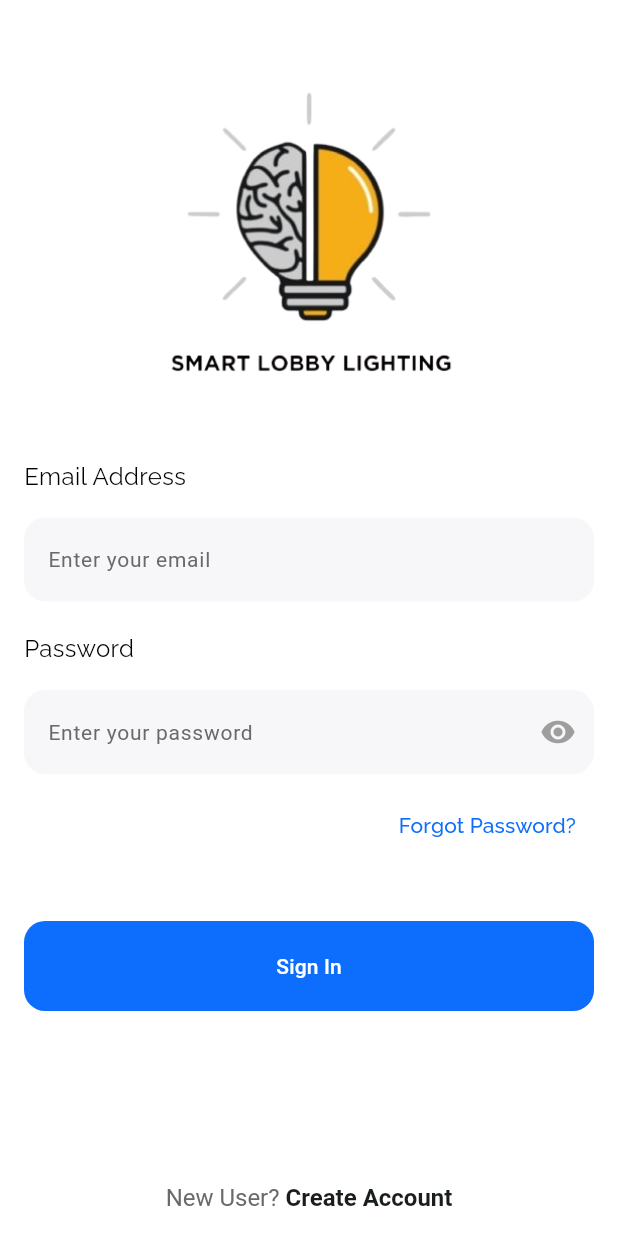
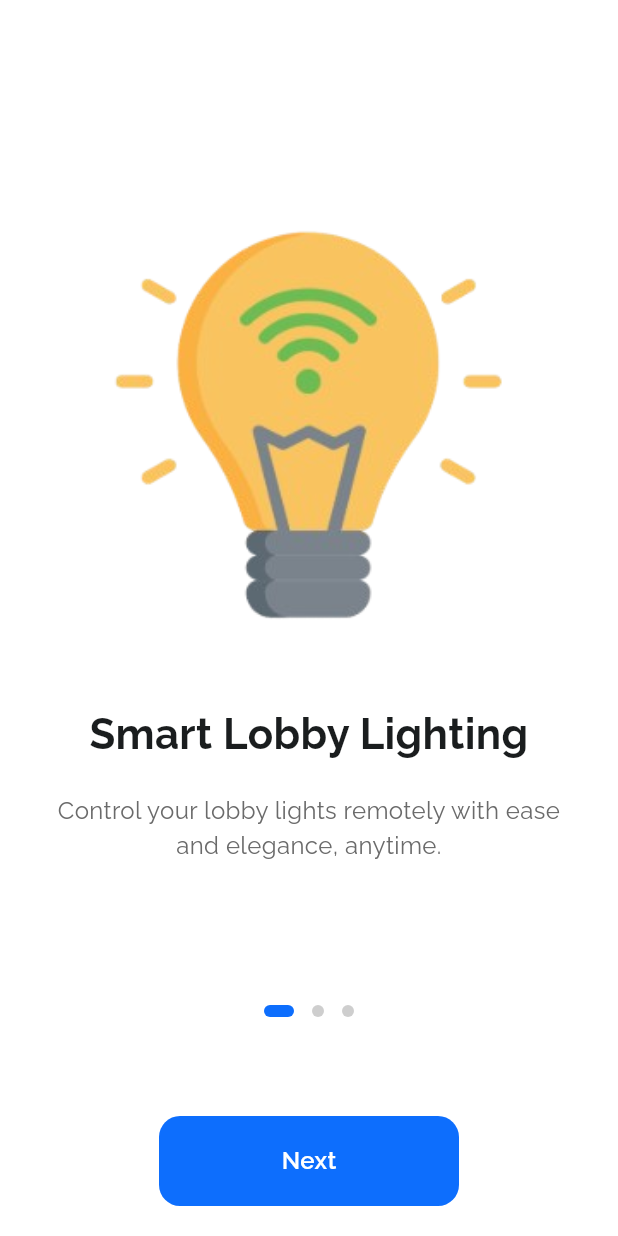
Before and after one commit to ezzzep/SMART-LOBBY-LIGHTING, a Flutter app: the screen it shows after launch, on a phone screen of 412 x 824 dp. Run offline on Flutter 3.47's test engine with Material 3 defaults, Android fonts, the phone set to English and light mode, and no system bars; drawn by our look-alikes of dots_indicator; our stand-ins replace cloud_firestore, firebase_auth, firebase_core, flutter_blue_plus, fluttertoast, google_fonts and 3 more; missing offline and left inert: flutter_inappwebview; accounts and stored records are empty.

Commit message:
Onboarding, QR and Survey screens

```diff
--- a/lib/main.dart
+++ b/lib/main.dart
@@ -5,8 +5,10 @@ import 'package:smart_lighting/firebase_options.dart';
 import 'package:smart_lighting/screens/login/login_screen.dart';
 import 'package:smart_lighting/screens/dashboard/dashboard_screen.dart';
 import 'package:smart_lighting/screens/verification/verify_email_screen.dart';
+import 'package:smart_lighting/screens/onboarding/onboarding_screen.dart';
 import 'package:cloud_firestore/cloud_firestore.dart';
 import 'package:fluttertoast/fluttertoast.dart';
+import 'package:shared_preferences/shared_preferences.dart';
 import 'package:smart_lighting/services/service.dart';
 import 'package:provider/provider.dart';
 
@@ -17,7 +19,7 @@ Future<void> main() async {
     await Firebase.initializeApp(
       options: DefaultFirebaseOptions.currentPlatform,
     );
-    print("Firebase initialized successfully");
+    runApp(const MyApp());
   } catch (e) {
     print("Firebase initialization error: $e");
     Fluttertoast.showToast(
@@ -29,29 +31,86 @@ Future<void> main() async {
       fontSize: 14.0,
     );
   }
-
-  runApp(const MyApp());
 }
 
-class MyApp extends StatelessWidget {
+class MyApp extends StatefulWidget {
   const MyApp({super.key});
+
+  @override
+  _MyAppState createState() => _MyAppState();
+}
+
+class _MyAppState extends State<MyApp> {
+  DateTime? _lastBackPressed;
 
   @override
   Widget build(BuildContext context) {
     return ChangeNotifierProvider(
       create: (_) {
         final esp32Service = ESP32Service();
-        esp32Service.init(); // Initialize the service
+        esp32Service.init();
         return esp32Service;
       },
       child: MaterialApp(
         debugShowCheckedModeBanner: false,
-        home: const AuthWrapper(),
         theme: ThemeData(
           primarySwatch: Colors.blue,
         ),
+        home: WillPopScope(
+          onWillPop: _onWillPop,
+          child: FutureBuilder<bool>(
+            future: _checkOnboardingStatus(),
+            builder: (context, snapshot) {
+              if (snapshot.connectionState == ConnectionState.waiting) {
+                return const Scaffold(
+                  body: Center(child: CircularProgressIndicator()),
+                );
+              }
+              if (snapshot.hasError) {
+                return const Scaffold(
+                  body: Center(child: Text('Error loading app')),
+                );
+              }
+              final hasSeenOnboarding = snapshot.data ?? false;
+              return hasSeenOnboarding
+                  ? const AuthWrapper()
+                  : const OnboardingScreen();
+            },
+          ),
+        ),
       ),
     );
+  }
+
+  Future<bool> _onWillPop() async {
+    final now = DateTime.now();
+    const maxDuration = Duration(seconds: 2);
+
+    // Check if a back button press occurred recently
+    if (_lastBackPressed != null &&
+        now.difference(_lastBackPressed!) <= maxDuration) {
+      // Double-tap detected, exit to home screen
+      _lastBackPressed = null; // Reset the timer
+      return true; // Allow the app to exit
+    } else {
+      // Single tap, show toast and set the last pressed time
+      _lastBackPressed = now;
+      Fluttertoast.showToast(
+        msg: "Press back again to exit",
+        toastLength: Toast.LENGTH_SHORT,
+        gravity: ToastGravity.SNACKBAR,
+        backgroundColor: Colors.black54,
+        textColor: Colors.white,
+        fontSize: 14.0,
+      );
+      return false; // Prevent default back navigation
+    }
+  }
+
+  Future<bool> _checkOnboardingStatus() async {
+    final prefs = await SharedPreferences.getInstance();
+    // await prefs.clear(); // Only for testing. Comment out or remove in production.
+    return prefs.getBool('hasSeenOnboarding') ?? false;
   }
 }
 
@@ -67,9 +126,12 @@ class AuthWrapper extends StatelessWidget {
           return const Center(child: CircularProgressIndicator());
         }
 
-        final User? user = snapshot.data;
+        final user = snapshot.data;
+        if (user == null) {
+          print("No user signed in, showing Login");
+          return const Login();
+        }
 
-        if (user != null) {
         return FutureBuilder<DocumentSnapshot>(
           future: FirebaseFirestore.instance
               .collection('users')
@@ -93,26 +155,24 @@ class AuthWrapper extends StatelessWidget {
               return const Login();
             }
 
-              if (firestoreSnapshot.hasData && firestoreSnapshot.data!.exists) {
+            if (!firestoreSnapshot.hasData || !firestoreSnapshot.data!.exists) {
+              print("User ${user.uid} signed in but no Firestore data found");
+              return const Login();
+            }
+
             if (user.emailVerified) {
-                  print("User ${user.email ?? 'unknown'} signed in, email verified, going to Home");
+              print(
+                  "User ${user.email ?? 'unknown'} signed in, email verified");
               return const Home();
             } else {
-                  print("User ${user.email ?? 'unknown'} signed in, email not verified");
+              print(
+                  "User ${user.email ?? 'unknown'} signed in, email not verified");
               return user.email != null
                   ? VerifyEmailScreen(email: user.email!)
                   : const Login();
             }
-              } else {
-                print("User ${user.uid} signed in but no Firestore data found");
-                return const Login();
-              }
           },
         );
-        } else {
-          print("No user signed in, showing Login");
-          return const Login();
-        }
       },
     );
   }
--- a/lib/screens/ForgotPasswordScreen/forgot_password_screen.dart
+++ b/lib/screens/ForgotPasswordScreen/forgot_password_screen.dart
@@ -12,9 +12,11 @@ class ForgotPasswordScreen extends StatefulWidget {
 
 class _ForgotPasswordScreenState extends State<ForgotPasswordScreen> {
   final TextEditingController _emailController = TextEditingController();
-  final TextEditingController _currentPasswordController = TextEditingController();
+  final TextEditingController _currentPasswordController =
+      TextEditingController();
   final TextEditingController _newPasswordController = TextEditingController();
-  final TextEditingController _confirmPasswordController = TextEditingController();
+  final TextEditingController _confirmPasswordController =
+      TextEditingController();
 
   String? _emailError;
   String? _currentPasswordError;
@@ -54,7 +56,8 @@ class _ForgotPasswordScreenState extends State<ForgotPasswordScreen> {
   }
 
   // Check if the new password is the same as the current password
-  Future<bool> _isSameAsCurrentPassword(String email, String newPassword) async {
+  Future<bool> _isSameAsCurrentPassword(
+      String email, String newPassword) async {
     try {
       await FirebaseAuth.instance.signInWithEmailAndPassword(
         email: email,
@@ -134,14 +137,16 @@ class _ForgotPasswordScreenState extends State<ForgotPasswordScreen> {
     }
     if (!_hasUppercase) {
       setState(() {
-        _newPasswordError = "Password must contain at least one uppercase letter.";
+        _newPasswordError =
+            "Password must contain at least one uppercase letter.";
         _isLoading = false;
       });
       return;
     }
     if (!_hasLowercase) {
       setState(() {
-        _newPasswordError = "Password must contain at least one lowercase letter.";
+        _newPasswordError =
+            "Password must contain at least one lowercase letter.";
         _isLoading = false;
       });
       return;
@@ -155,7 +160,8 @@ class _ForgotPasswordScreenState extends State<ForgotPasswordScreen> {
     }
     if (!_hasSpecialChar) {
       setState(() {
-        _newPasswordError = "Password must contain at least one special character.";
+        _newPasswordError =
+            "Password must contain at least one special character.";
         _isLoading = false;
       });
       return;
@@ -163,7 +169,8 @@ class _ForgotPasswordScreenState extends State<ForgotPasswordScreen> {
 
     try {
       // Step 1: Verify the user's identity by signing in with the current password
-      UserCredential userCredential = await FirebaseAuth.instance.signInWithEmailAndPassword(
+      UserCredential userCredential =
+          await FirebaseAuth.instance.signInWithEmailAndPassword(
         email: email,
         password: currentPassword,
       );
@@ -181,7 +188,8 @@ class _ForgotPasswordScreenState extends State<ForgotPasswordScreen> {
       bool isSameAsCurrent = await _isSameAsCurrentPassword(email, newPassword);
       if (isSameAsCurrent) {
         setState(() {
-          _newPasswordError = "New password cannot be the same as the current password.";
+          _newPasswordError =
+              "New password cannot be the same as the current password.";
           _isLoading = false;
         });
         return;
@@ -191,7 +199,8 @@ class _ForgotPasswordScreenState extends State<ForgotPasswordScreen> {
       await user.updatePassword(newPassword);
 
       Fluttertoast.showToast(
-        msg: "Password updated successfully. Please sign in with your new password.",
+        msg:
+            "Password updated successfully. Please sign in with your new password.",
         toastLength: Toast.LENGTH_LONG,
         gravity: ToastGravity.SNACKBAR,
         backgroundColor: Colors.black54,
@@ -227,7 +236,8 @@ class _ForgotPasswordScreenState extends State<ForgotPasswordScreen> {
           _emailError = errorMessage;
         });
       } else if (e.code == 'requires-recent-login') {
-        errorMessage = "Please sign out and sign in again to update your password.";
+        errorMessage =
+            "Please sign out and sign in again to update your password.";
         setState(() {
           _emailError = errorMessage;
         });
@@ -264,15 +274,6 @@ class _ForgotPasswordScreenState extends State<ForgotPasswordScreen> {
           child: Column(
             crossAxisAlignment: CrossAxisAlignment.start,
             children: [
-              Text(
-                "Enter your email and current password, then set a new password.",
-                style: GoogleFonts.raleway(
-                  textStyle: const TextStyle(
-                    color: Colors.black,
-                    fontSize: 16,
-                  ),
-                ),
-              ),
               const SizedBox(height: 20),
               // Email Field
               Text(
@@ -365,11 +366,13 @@ class _ForgotPasswordScreenState extends State<ForgotPasswordScreen> {
                   ),
                   suffixIcon: IconButton(
                     icon: Icon(
-                      _obscureCurrentPassword ? Icons.visibility : Icons.visibility_off,
+                      _obscureCurrentPassword
+                          ? Icons.visibility
+                          : Icons.visibility_off,
                       color: Colors.grey,
                     ),
-                    onPressed: () =>
-                        setState(() => _obscureCurrentPassword = !_obscureCurrentPassword),
+                    onPressed: () => setState(() =>
+                        _obscureCurrentPassword = !_obscureCurrentPassword),
                   ),
                 ),
                 onChanged: (_) => setState(() {
@@ -420,11 +423,13 @@ class _ForgotPasswordScreenState extends State<ForgotPasswordScreen> {
                   ),
                   suffixIcon: IconButton(
                     icon: Icon(
-                      _obscureNewPassword ? Icons.visibility : Icons.visibility_off,
+                      _obscureNewPassword
+                          ? Icons.visibility
+                          : Icons.visibility_off,
                       color: Colors.grey,
                     ),
-                    onPressed: () =>
-                        setState(() => _obscureNewPassword = !_obscureNewPassword),
+                    onPressed: () => setState(
+                        () => _obscureNewPassword = !_obscureNewPassword),
                   ),
                 ),
                 onChanged: (value) {
@@ -500,11 +505,13 @@ class _ForgotPasswordScreenState extends State<ForgotPasswordScreen> {
                   ),
                   suffixIcon: IconButton(
                     icon: Icon(
-                      _obscureConfirmPassword ? Icons.visibility : Icons.visibility_off,
+                      _obscureConfirmPassword
+                          ? Icons.visibility
+                          : Icons.visibility_off,
                       color: Colors.grey,
                     ),
-                    onPressed: () =>
-                        setState(() => _obscureConfirmPassword = !_obscureConfirmPassword),
+                    onPressed: () => setState(() =>
+                        _obscureConfirmPassword = !_obscureConfirmPassword),
                   ),
                 ),
                 onChanged: (_) => setState(() {
@@ -525,9 +532,9 @@ class _ForgotPasswordScreenState extends State<ForgotPasswordScreen> {
                 child: _isLoading
                     ? const CircularProgressIndicator(color: Colors.white)
                     : const Text(
-                  "Update Password",
-                  style: TextStyle(color: Colors.white),
-                ),
+                        "Update Password",
+                        style: TextStyle(color: Colors.white),
+                      ),
               ),
             ],
           ),
--- a/lib/screens/accountSettings/account_settings.dart
+++ b/lib/screens/accountSettings/account_settings.dart
@@ -584,7 +584,7 @@ class _AccountSettingsState extends State<AccountSettings>
                   TextField(
                     controller: _deletePasswordController,
                     decoration: InputDecoration(
-                      labelText: 'Password (for deletion)',
+                      labelText: 'Password',
                       border: const OutlineInputBorder(),
                       suffixIcon: IconButton(
                         icon: Icon(_obscureDeletePassword
--- /dev/null
+++ b/lib/screens/onboarding/onboarding_screen.dart
@@ -0,0 +1,277 @@
+import 'package:flutter/material.dart';
+import 'package:flutter/services.dart';
+import 'package:google_fonts/google_fonts.dart';
+import 'package:dots_indicator/dots_indicator.dart';
+import 'package:shared_preferences/shared_preferences.dart';
+import 'package:smart_lighting/screens/login/login_screen.dart';
+
+class OnboardingScreen extends StatefulWidget {
+  const OnboardingScreen({super.key});
+
+  @override
+  State<OnboardingScreen> createState() => _OnboardingScreenState();
+}
+
+class _OnboardingScreenState extends State<OnboardingScreen> {
+  final PageController _pageController = PageController();
+  int _currentIndex = 0;
+
+  @override
+  void dispose() {
+    _pageController.dispose();
+    super.dispose();
+  }
+
+  Future<void> _completeOnboarding() async {
+    final prefs = await SharedPreferences.getInstance();
+    await prefs.setBool('hasSeenOnboarding', true);
+    if (mounted) {
+      Navigator.of(context).pushReplacement(
+        MaterialPageRoute(builder: (_) => const Login()),
+      );
+    }
+  }
+
+  @override
+  Widget build(BuildContext context) {
+    SystemChrome.setSystemUIOverlayStyle(const SystemUiOverlayStyle(
+      statusBarColor: Colors.transparent,
+      statusBarBrightness: Brightness.dark,
+      statusBarIconBrightness: Brightness.dark,
+    ));
+
+    return Scaffold(
+      backgroundColor: Colors.white,
+      body: SafeArea(
+        child: Column(
+          children: [
+            const SizedBox(height: 40),
+            Expanded(
+              flex: 3,
+              child: PageView.builder(
+                itemCount: onboardingList.length,
+                controller: _pageController,
+                onPageChanged: (value) {
+                  setState(() {
+                    _currentIndex = value;
+                  });
+                },
+                itemBuilder: (context, index) {
+                  return OnboardingCard(
+                    onboarding: onboardingList[index],
+                  );
+                },
+              ),
+            ),
+            CustomIndicator(position: _currentIndex),
+            const SizedBox(height: 60),
+            CustomButton(
+              width: 200,
+              onTap: () {
+                if (_currentIndex == onboardingList.length - 1) {
+                  _completeOnboarding();
+                } else {
+                  _pageController.nextPage(
+                    duration: const Duration(milliseconds: 500),
+                    curve: Curves.ease,
+                  );
+                }
+              },
+              text: _currentIndex == onboardingList.length - 1
+                  ? 'Get Started'
+                  : 'Next',
+            ),
+            const SizedBox(height: 20),
+          ],
+        ),
+      ),
+    );
+  }
+}
+
+class CustomButton extends StatefulWidget {
+  final VoidCallback onTap;
+  final String text;
+  final double? width;
+  final double? height;
+
+  const CustomButton({
+    required this.onTap,
+    required this.text,
+    this.width,
+    this.height,
+    super.key,
+  });
+
+  @override
+  State<CustomButton> createState() => _CustomButtonState();
+}
+
+class _CustomButtonState extends State<CustomButton>
+    with SingleTickerProviderStateMixin {
+  late AnimationController _controller;
+  final Duration _animationDuration = const Duration(milliseconds: 300);
+  final Tween<double> _tween = Tween<double>(begin: 1.0, end: 0.95);
+
+  @override
+  void initState() {
+    super.initState();
+    _controller = AnimationController(
+      vsync: this,
+      duration: _animationDuration,
+    )..addListener(() {
+        setState(() {});
+      });
+  }
+
+  @override
+  void dispose() {
+    _controller.dispose();
+    super.dispose();
+  }
+
+  @override
+  Widget build(BuildContext context) {
+    return GestureDetector(
+      onTap: () {
+        _controller.forward().then((_) {
+          _controller.reverse();
+        });
+        widget.onTap();
+      },
+      child: ScaleTransition(
+        scale: _tween.animate(
+          CurvedAnimation(
+            parent: _controller,
+            curve: Curves.easeOut,
+            reverseCurve: Curves.easeIn,
+          ),
+        ),
+        child: Container(
+          height: widget.height ?? 60,
+          width: widget.width ?? double.infinity,
+          decoration: BoxDecoration(
+            color: const Color(0xff0D6EFD),
+            borderRadius: BorderRadius.circular(14),
+          ),
+          alignment: Alignment.center,
+          child: Text(
+            widget.text,
+            style: GoogleFonts.raleway(
+              textStyle: const TextStyle(
+                color: Colors.white,
+                fontSize: 16,
+                fontWeight: FontWeight.w600,
+              ),
+            ),
+          ),
+        ),
+      ),
+    );
+  }
+}
+
+class Onboarding {
+  final String title;
+  final String description;
+  final String image;
+
+  Onboarding({
+    required this.title,
+    required this.description,
+    required this.image,
+  });
+}
+
+List<Onboarding> onboardingList = [
+  Onboarding(
+    title: 'Smart Lobby Lighting',
+    description:
+        'Control your lobby lights remotely with ease and elegance, anytime.',
+    image: 'assets/onboarding/lights_on.png',
+  ),
+  Onboarding(
+    title: 'Control Your Lights',
+    description:
+        'Easily manage your lobby lighting with a single tap from anywhere.',
+    image: 'assets/onboarding/hand.png',
+  ),
+  Onboarding(
+    title: 'Smart Automation',
+    description: 'Automate your lights for convenience and energy savings.',
+    image: 'assets/onboarding/girl.png',
+  ),
+];
+
+class CustomIndicator extends StatelessWidget {
+  final int position;
+
+  const CustomIndicator({required this.position, super.key});
+
+  @override
+  Widget build(BuildContext context) {
+    return DotsIndicator(
+      dotsCount: onboardingList.length,
+      position: position.toDouble(),
+      decorator: DotsDecorator(
+        color: Colors.grey.withOpacity(0.5),
+        size: const Size.square(8.0),
+        activeSize: const Size(20.0, 8.0),
+        activeShape: RoundedRectangleBorder(
+          borderRadius: BorderRadius.circular(5),
+        ),
+        activeColor: const Color(0xff0D6EFD),
+      ),
+    );
+  }
+}
+
+class OnboardingCard extends StatelessWidget {
+  final Onboarding onboarding;
+
+  const OnboardingCard({
+    required this.onboarding,
+    super.key,
+  });
+
+  @override
+  Widget build(BuildContext context) {
+    return Container(
+      padding: const EdgeInsets.symmetric(horizontal: 30),
+      child: Column(
+        mainAxisAlignment: MainAxisAlignment.center,
+        children: [
+          Image.asset(
+            onboarding.image,
+            height: 300,
+            fit: BoxFit.contain,
+          ),
+          const SizedBox(height: 40),
+          Text(
+            onboarding.title,
+            style: GoogleFonts.raleway(
+              textStyle: const TextStyle(
+                fontSize: 28,
+                fontWeight: FontWeight.bold,
+                color: Color(0xff1A1D1E),
+              ),
+            ),
+            textAlign: TextAlign.center,
+          ),
+          const SizedBox(height: 20),
+          Text(
+            onboarding.description,
+            style: GoogleFonts.raleway(
+              textStyle: const TextStyle(
+                fontSize: 16,
+                fontWeight: FontWeight.normal,
+                color: Color(0xff6A6A6A),
+              ),
+            ),
+            textAlign: TextAlign.center,
+          ),
+        ],
+      ),
+    );
+  }
+}
```
Also changed, not shown: lib/common/widgets/drawer/drawer.dart (+13 -11 lines), lib/screens/qr/qr_screen.dart (added, +62 -0 lines), lib/screens/survey/survey_screen.dart (added, +148 -0 lines), pubspec.yaml (+7 -1 lines), assets/onboarding/girl.png (added), assets/onboarding/hand.png (added), assets/onboarding/lights_on.png (added), assets/onboarding/smile.png (added), pubspec.lock, 3 other files. Lines whose indentation alone changed are shown as unchanged.
